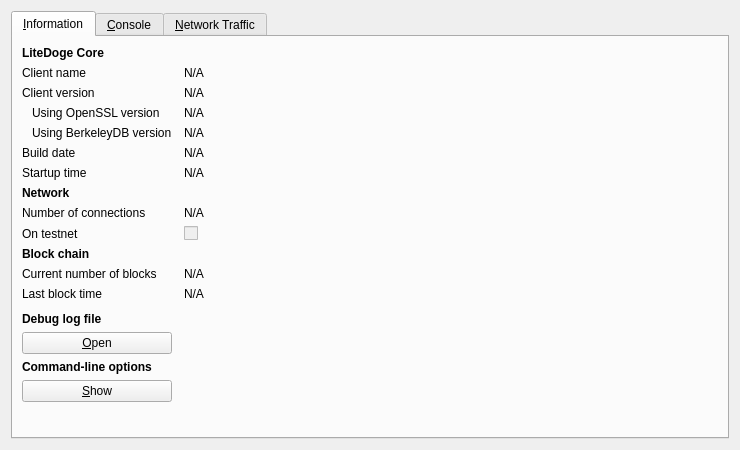
This is src/qt/forms/rpcconsole.ui in ldoge/LDOGE as Qt 5 draws it before an edit. The edited form follows.
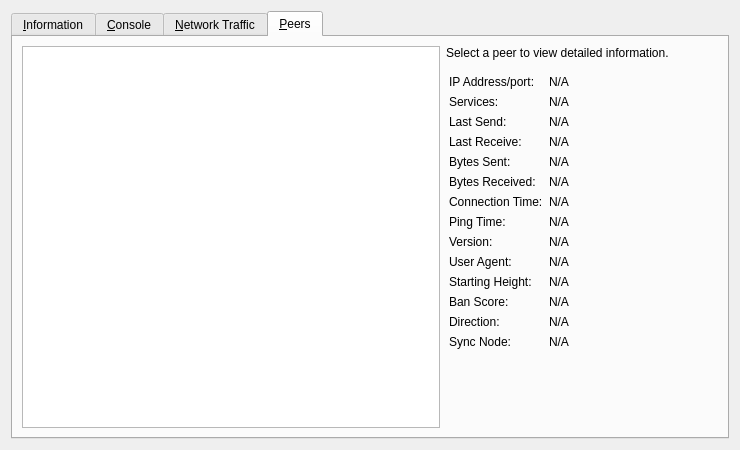
This is the edited form. The open tabs and pages were chosen to show the change. Icons and pictures are not drawn. Custom widgets are drawn as their Qt base class.

Commit message: [QT] Add UI for peer info

```diff
--- a/src/qt/forms/rpcconsole.ui
+++ b/src/qt/forms/rpcconsole.ui
@@ -698,6 +698,281 @@
        </item>
       </layout>
      </widget>
+      <widget class="QWidget" name="tab_peers">
+      <attribute name="title">
+       <string>&amp;Peers</string>
+      </attribute>
+      <layout class="QGridLayout" name="gridLayout_2">
+       <item row="0" column="1">
+        <widget class="QLabel" name="peerHeading">
+         <property name="sizePolicy">
+          <sizepolicy hsizetype="Preferred" vsizetype="Minimum">
+           <horstretch>0</horstretch>
+           <verstretch>0</verstretch>
+          </sizepolicy>
+         </property>
+         <property name="text">
+          <string>Select a peer to view detailed information.</string>
+         </property>
+         <property name="margin">
+          <number>3</number>
+         </property>
+        </widget>
+       </item>
+       <item row="0" column="0" rowspan="2">
+        <widget class="QTableView" name="peerWidget">
+         <property name="sizePolicy">
+          <sizepolicy hsizetype="Expanding" vsizetype="Expanding">
+           <horstretch>0</horstretch>
+           <verstretch>0</verstretch>
+          </sizepolicy>
+         </property>
+         <property name="horizontalScrollBarPolicy">
+          <enum>Qt::ScrollBarAlwaysOff</enum>
+         </property>
+         <property name="editTriggers">
+          <set>QAbstractItemView::AnyKeyPressed|QAbstractItemView::DoubleClicked|QAbstractItemView::EditKeyPressed</set>
+         </property>
+         <property name="sortingEnabled">
+          <bool>true</bool>
+         </property>
+        </widget>
+       </item>
+       <item row="1" column="1">
+        <widget class="QWidget" name="detailWidget" native="true">
+         <property name="sizePolicy">
+          <sizepolicy hsizetype="Preferred" vsizetype="Expanding">
+           <horstretch>0</horstretch>
+           <verstretch>0</verstretch>
+          </sizepolicy>
+         </property>
+         <layout class="QGridLayout" name="gridLayout_3">
+          <property name="leftMargin">
+           <number>3</number>
+          </property>
+          <item row="12" column="0">
+           <widget class="QLabel" name="label_21">
+            <property name="text">
+             <string>Version:</string>
+            </property>
+           </widget>
+          </item>
+          <item row="11" column="1">
+           <widget class="QLabel" name="peerPingTime">
+            <property name="text">
+             <string>N/A</string>
+            </property>
+           </widget>
+          </item>
+          <item row="5" column="0">
+           <widget class="QLabel" name="label_19">
+            <property name="text">
+             <string>Last Receive:</string>
+            </property>
+           </widget>
+          </item>
+          <item row="14" column="0">
+           <widget class="QLabel" name="label_28">
+            <property name="text">
+             <string>User Agent:</string>
+            </property>
+           </widget>
+          </item>
+          <item row="12" column="1">
+           <widget class="QLabel" name="peerVersion">
+            <property name="text">
+             <string>N/A</string>
+            </property>
+           </widget>
+          </item>
+          <item row="8" column="1">
+           <widget class="QLabel" name="peerConnTime">
+            <property name="minimumSize">
+             <size>
+              <width>160</width>
+              <height>0</height>
+             </size>
+            </property>
+            <property name="text">
+             <string>N/A</string>
+            </property>
+           </widget>
+          </item>
+          <item row="11" column="0">
+           <widget class="QLabel" name="label_26">
+            <property name="text">
+             <string>Ping Time:</string>
+            </property>
+           </widget>
+          </item>
+          <item row="5" column="1">
+           <widget class="QLabel" name="peerLastRecv">
+            <property name="sizePolicy">
+             <sizepolicy hsizetype="Preferred" vsizetype="Preferred">
+              <horstretch>0</horstretch>
+              <verstretch>0</verstretch>
+             </sizepolicy>
+            </property>
+            <property name="text">
+             <string>N/A</string>
+            </property>
+           </widget>
+          </item>
+          <item row="8" column="0">
+           <widget class="QLabel" name="label_22">
+            <property name="text">
+             <string>Connection Time:</string>
+            </property>
+           </widget>
+          </item>
+          <item row="6" column="1">
+           <widget class="QLabel" name="peerBytesSent">
+            <property name="text">
+             <string>N/A</string>
+            </property>
+           </widget>
+          </item>
+          <item row="14" column="1">
+           <widget class="QLabel" name="peerSubversion">
+            <property name="text">
+             <string>N/A</string>
+            </property>
+           </widget>
+          </item>
+          <item row="15" column="0">
+           <widget class="QLabel" name="label_29">
+            <property name="text">
+             <string>Starting Height:</string>
+            </property>
+           </widget>
+          </item>
+          <item row="7" column="1">
+           <widget class="QLabel" name="peerBytesRecv">
+            <property name="text">
+             <string>N/A</string>
+            </property>
+           </widget>
+          </item>
+          <item row="6" column="0">
+           <widget class="QLabel" name="label_18">
+            <property name="text">
+             <string>Bytes Sent:</string>
+            </property>
+           </widget>
+          </item>
+          <item row="7" column="0">
+           <widget class="QLabel" name="label_20">
+            <property name="text">
+             <string>Bytes Received:</string>
+            </property>
+           </widget>
+          </item>
+          <item row="15" column="1">
+           <widget class="QLabel" name="peerHeight">
+            <property name="text">
+             <string>N/A</string>
+            </property>
+           </widget>
+          </item>
+          <item row="16" column="0">
+           <widget class="QLabel" name="label_24">
+            <property name="text">
+             <string>Ban Score:</string>
+            </property>
+           </widget>
+          </item>
+          <item row="16" column="1">
+           <widget class="QLabel" name="peerBanScore">
+            <property name="text">
+             <string>N/A</string>
+            </property>
+           </widget>
+          </item>
+          <item row="17" column="0">
+           <widget class="QLabel" name="label_23">
+            <property name="text">
+             <string>Direction:</string>
+            </property>
+           </widget>
+          </item>
+          <item row="17" column="1">
+           <widget class="QLabel" name="peerDirection">
+            <property name="text">
+             <string>N/A</string>
+            </property>
+           </widget>
+          </item>
+          <item row="19" column="0">
+           <widget class="QLabel" name="label_25">
+            <property name="text">
+             <string>Sync Node:</string>
+            </property>
+           </widget>
+          </item>
+          <item row="19" column="1">
+           <widget class="QLabel" name="peerSyncNode">
+            <property name="text">
+             <string>N/A</string>
+            </property>
+           </widget>
+          </item>
+          <item row="3" column="0">
+           <widget class="QLabel" name="label_15">
+            <property name="text">
+             <string>Last Send:</string>
+            </property>
+           </widget>
+          </item>
+          <item row="2" column="0">
+           <widget class="QLabel" name="label_4">
+            <property name="text">
+             <string>Services:</string>
+            </property>
+           </widget>
+          </item>
+          <item row="1" column="0">
+           <widget class="QLabel" name="label_27">
+            <property name="text">
+             <string>IP Address/port:</string>
+            </property>
+           </widget>
+          </item>
+          <item row="3" column="1">
+           <widget class="QLabel" name="peerLastSend">
+            <property name="text">
+             <string>N/A</string>
+            </property>
+           </widget>
+          </item>
+          <item row="2" column="1">
+           <widget class="QLabel" name="peerServices">
+            <property name="text">
+             <string>N/A</string>
+            </property>
+           </widget>
+          </item>
+          <item row="1" column="1">
+           <widget class="QLabel" name="peerAddr">
+            <property name="text">
+             <string>N/A</string>
+            </property>
+           </widget>
+          </item>
+          <item row="20" column="0">
+           <widget class="QWidget" name="widget" native="true">
+            <property name="sizePolicy">
+             <sizepolicy hsizetype="Preferred" vsizetype="Expanding">
+              <horstretch>0</horstretch>
+              <verstretch>0</verstretch>
+             </sizepolicy>
+            </property>
+           </widget>
+          </item>
+         </layout>
+        </widget>
+       </item>
+      </layout>
+     </widget>
     </widget>
    </item>
   </layout>
```
The commit also changes 11 other files.
